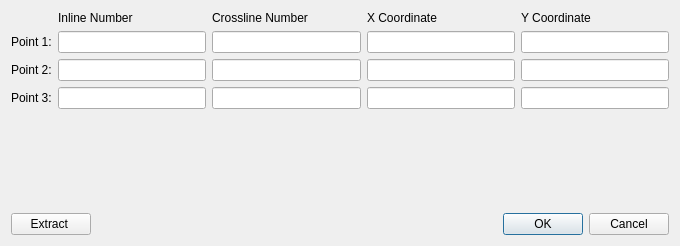
This is ProjectViewer/projectgeometrydialog.ui in fsoos74/su as Qt 5 draws it before an edit. The edited form follows.
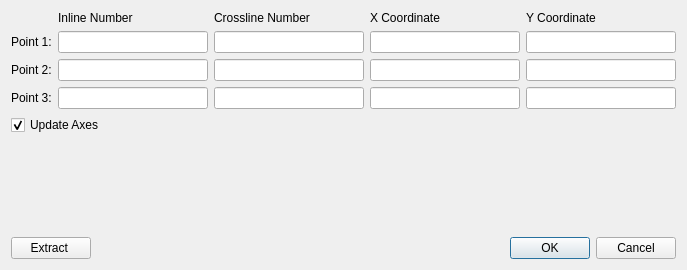
This is the edited form. Icons and pictures are not drawn.

Diff of the .ui file:
```diff
--- a/ProjectViewer/projectgeometrydialog.ui
+++ b/ProjectViewer/projectgeometrydialog.ui
@@ -6,8 +6,8 @@
    <rect>
     <x>0</x>
     <y>0</y>
-    <width>680</width>
-    <height>246</height>
+    <width>687</width>
+    <height>270</height>
    </rect>
   </property>
   <property name="windowTitle">
@@ -107,6 +107,16 @@
      </item>
     </layout>
    </item>
+   <item>
+    <widget class="QCheckBox" name="cbUpdateAxes">
+     <property name="text">
+      <string>Update Axes</string>
+     </property>
+     <property name="checked">
+      <bool>true</bool>
+     </property>
+    </widget>
+   </item>
    <item>
     <spacer name="verticalSpacer">
      <property name="orientation">
```
